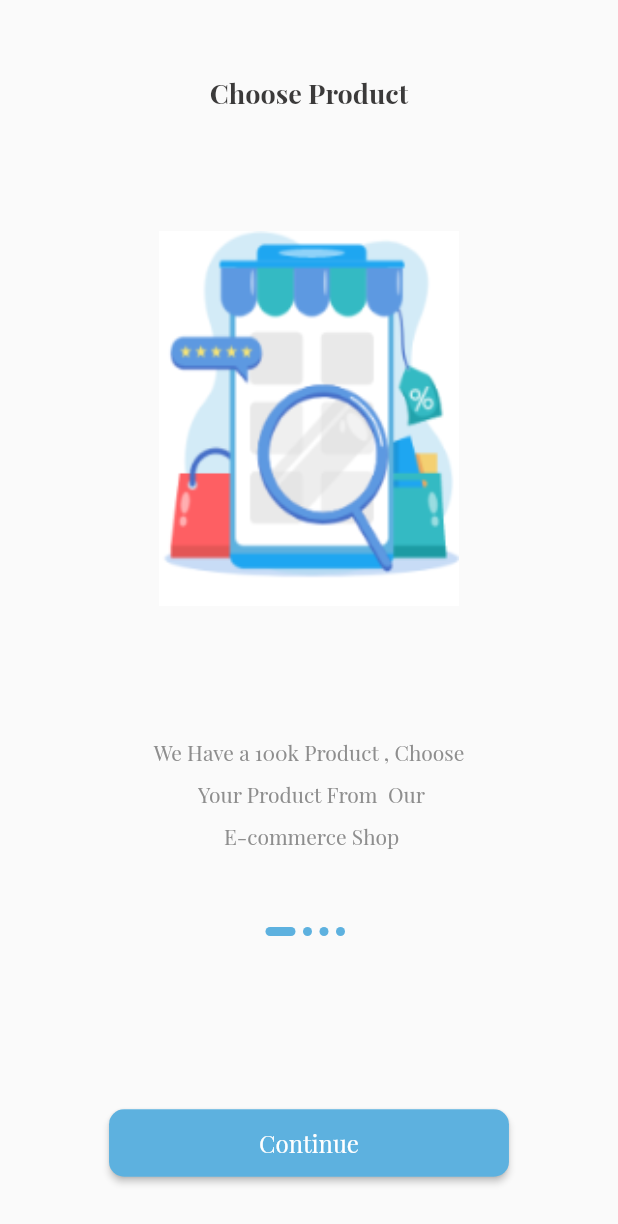
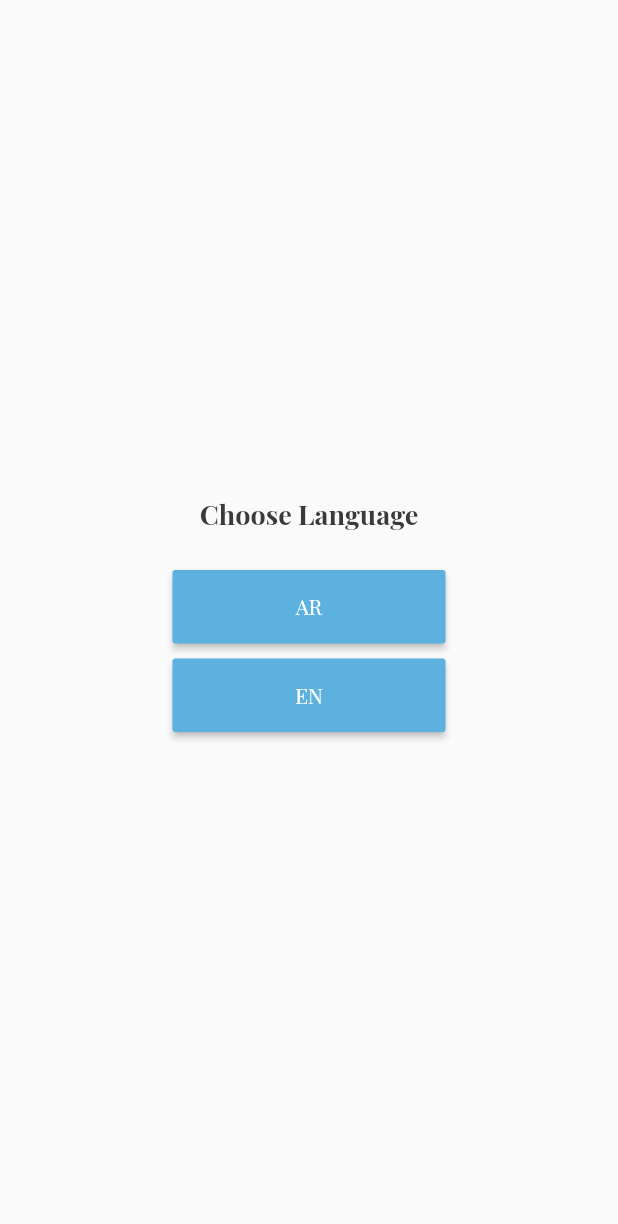
Before and after one commit to mohamedSalah1994/ecommerce_app, a Flutter app: the screen it shows after launch, on a phone screen of 412 x 824 dp. Shown: the top 1224 px of the screen. Run offline on Flutter 3.47's test engine with Material 2 defaults, Android fonts, the phone set to English and light mode, and no system bars; our stand-ins replace get, shared_preferences.

Commit message:
make translation sharedpref and its file

```diff
--- /dev/null
+++ b/lib/core/localization/translation.dart
@@ -0,0 +1,14 @@
+import 'package:get/get.dart';
+
+class MyTranslation extends Translations{
+  @override
+
+  Map<String, Map<String, String>> get keys =>{
+    "ar" :{
+      "1" : "اختر اللغه"
+    },
+     "en" :{
+      "1" : "Choose Language"
+    }
+  };
+}
--- /dev/null
+++ b/lib/core/services/services.dart
@@ -0,0 +1,16 @@
+import 'package:get/get.dart';
+
+import 'package:shared_preferences/shared_preferences.dart';
+
+class MyServices extends GetxService {
+  late SharedPreferences sharedPreferences;
+
+  Future<MyServices> init() async {
+    sharedPreferences = await SharedPreferences.getInstance();
+    return this;
+  }
+}
+
+initialServices() async{
+  await Get.putAsync(() => MyServices().init());
+}
--- a/lib/main.dart
+++ b/lib/main.dart
@@ -1,11 +1,16 @@
 import 'package:ecommerce_app/core/constant/color.dart';
+import 'package:ecommerce_app/core/localization/translation.dart';
+import 'package:ecommerce_app/core/services/services.dart';
 import 'package:ecommerce_app/routes.dart';
+import 'package:ecommerce_app/views/screen/language/language_screen.dart';
 import 'package:ecommerce_app/views/screen/onboarding_screen.dart';
 import 'package:flutter/material.dart';
 import 'package:get/get.dart';
 
-void main() {
+void main() async {
   runApp(const MyApp());
+  WidgetsFlutterBinding.ensureInitialized();
+  await initialServices();
 }
 
 class MyApp extends StatelessWidget {
@@ -16,16 +21,18 @@ class MyApp extends StatelessWidget {
   Widget build(BuildContext context) {
     return GetMaterialApp(
       debugShowCheckedModeBanner: false,
+      translations: MyTranslation(),
       title: 'Flutter Demo',
       theme: ThemeData(
         fontFamily: 'PlayfairDisplay',
-        textTheme:  TextTheme(
-          displayLarge: TextStyle(fontWeight: FontWeight.bold, fontSize: 18 , color: AppColor.black),
+        textTheme: TextTheme(
+          displayLarge: TextStyle(
+              fontWeight: FontWeight.bold, fontSize: 18, color: AppColor.black),
           bodyLarge: TextStyle(height: 2, color: AppColor.grey),
         ),
         primarySwatch: Colors.blue,
       ),
-      home: const OnBoardingScreen(),
+      home: const LanguageScreen(),
       routes: routes,
     );
   }
--- /dev/null
+++ b/lib/views/screen/language/language_screen.dart
@@ -0,0 +1,31 @@
+import 'package:ecommerce_app/core/constant/color.dart';
+import 'package:ecommerce_app/views/widget/language/custom_button_lang.dart';
+import 'package:flutter/material.dart';
+
+class LanguageScreen extends StatelessWidget {
+  const LanguageScreen({super.key});
+
+  @override
+  Widget build(BuildContext context) {
+    return Scaffold(
+      body: Container(
+        padding: const EdgeInsets.all(15),
+        child: Center(
+          child: Column(
+            mainAxisAlignment: MainAxisAlignment.center,
+            children: [
+              Text(
+                'Choose Language',
+                style: Theme.of(context).textTheme.displayLarge,
+              ),
+              const SizedBox(height: 20,),
+               CustomButtonLang(textButton: 'AR' , onPressed: (){},),
+
+               CustomButtonLang(textButton: 'EN' , onPressed: (){},),
+            ],
+          ),
+        ),
+      ),
+    );
+  }
+}
--- /dev/null
+++ b/lib/views/widget/language/custom_button_lang.dart
@@ -0,0 +1,30 @@
+import 'package:flutter/material.dart';
+
+import '../../../core/constant/color.dart';
+
+class CustomButtonLang extends StatelessWidget {
+  const CustomButtonLang({super.key, required this.textButton, this.onPressed});
+  final String textButton;
+  final void Function()? onPressed;
+  @override
+  Widget build(BuildContext context) {
+    return Padding(
+      padding: const EdgeInsets.symmetric(vertical: 5),
+      child: SizedBox(
+        width: double.infinity,
+        child: Padding(
+          padding: const EdgeInsets.symmetric(horizontal: 100),
+          child: MaterialButton(
+            padding: const EdgeInsets.symmetric(vertical: 15),
+            onPressed: onPressed,
+            color: AppColor.primaryColor,
+            textColor: Colors.white,
+            child: Text(
+              textButton,
+            ),
+          ),
+        ),
+      ),
+    );
+  }
+}
--- a/lib/views/widget/onboarding/custom_slider.dart
+++ b/lib/views/widget/onboarding/custom_slider.dart
@@ -2,7 +2,7 @@ import 'package:ecommerce_app/controllers/onboarding_controller.dart';
 import 'package:flutter/material.dart';
 import 'package:get/get.dart';
 
-import '../../../core/constant/color.dart';
+
 import '../../../data/datasource/static/static.dart';
 
 class CustomSliderOnboarding extends GetView<OnboardingControllerImp> {
--- a/pubspec.yaml
+++ b/pubspec.yaml
@@ -32,6 +32,7 @@ dependencies:
   flutter:
     sdk: flutter
   get: ^4.6.5
+  shared_preferences: ^2.1.1
 
 dev_dependencies:
   # The "flutter_lints" package below contains a set of recommended lints to
```
Also changed, not shown: lib/core/localization/change_locale.dart (added), pubspec.lock, 1 other file.
